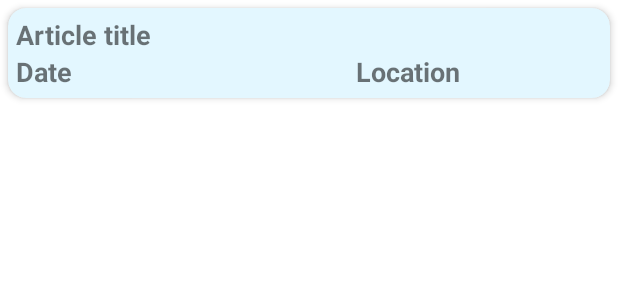
After one commit to MigP/dev_2023_01, an Android app: the layout news_list.xml on its own in the app's theme, with its tools: preview values and no code run, on a phone screen of 412 x 824 dp. The commit adds this screen. Shown: the top 300 px of the screen. Run offline under Robolectric (Android 15) with nearby library versions, the phone set to English and light mode, and no system bars.

Commit message:
Began implementation of the first API call. Created a layout for the items on the list of news.

```diff
--- a/app/build.gradle
+++ b/app/build.gradle
@@ -52,4 +52,7 @@ dependencies {
 
     // Recyclerview
     implementation 'androidx.recyclerview:recyclerview:1.2.1'
+
+    // Cardview
+    implementation "androidx.cardview:cardview:1.0.0"
 }
--- /dev/null
+++ b/app/src/main/res/layout/news_list.xml
@@ -0,0 +1,62 @@
+<?xml version="1.0" encoding="utf-8"?>
+<androidx.cardview.widget.CardView xmlns:android="http://schemas.android.com/apk/res/android"
+    android:layout_width="match_parent"
+    android:layout_height="wrap_content"
+    xmlns:app="http://schemas.android.com/apk/res-auto"
+    android:id="@+id/listCardView"
+    android:layout_margin="5dp"
+    app:cardBackgroundColor="#E3F7FF"
+    app:cardCornerRadius="12dp"
+    app:cardElevation="3dp"
+    app:contentPadding="5dp">
+
+    <LinearLayout
+        android:layout_width="match_parent"
+        android:layout_height="match_parent"
+        android:orientation="vertical">
+
+        <TextView
+            android:id="@+id/article_title"
+            android:layout_width="wrap_content"
+            android:layout_height="wrap_content"
+            android:text="Article title"
+            android:textSize="18sp"
+            android:textStyle="bold"
+            app:layout_constraintStart_toStartOf="parent"
+            app:layout_constraintTop_toTopOf="parent" />
+
+    <LinearLayout
+        android:layout_width="match_parent"
+        android:layout_height="match_parent"
+        android:orientation="horizontal"
+        android:gravity="center">
+
+            <TextView
+                android:id="@+id/article_date"
+                android:layout_width="wrap_content"
+                android:layout_height="wrap_content"
+                android:text="Date"
+                android:textSize="18sp"
+                android:textStyle="bold"
+                app:layout_constraintBaseline_toBaselineOf="@+id/publication_location"
+                app:layout_constraintEnd_toStartOf="@+id/publication_location"
+                android:layout_weight="1" />
+
+            <View
+                android:layout_width="0dp"
+                android:layout_height="0dp"
+                android:layout_weight="1" />
+
+            <TextView
+                android:id="@+id/publication_location"
+                android:layout_width="wrap_content"
+                android:layout_height="wrap_content"
+                android:text="Location"
+                android:textSize="18sp"
+                android:textStyle="bold"
+                app:layout_constraintEnd_toEndOf="parent"
+                app:layout_constraintTop_toTopOf="parent"
+                android:layout_weight="1" />
+        </LinearLayout>
+    </LinearLayout>
+</androidx.cardview.widget.CardView>
```
Also changed, not shown: app/src/main/java/bf/be/android/newsapptest/model/apis/ApiSearch.kt (added, +10 -0 lines), app/src/main/java/bf/be/android/newsapptest/model/apis/Items.kt (added, +34 -0 lines), app/src/main/java/bf/be/android/newsapptest/model/apis/SearchResults.kt (added, +24 -0 lines), app/src/main/java/bf/be/android/newsapptest/view/NewsListActivity.kt (+52 -0 lines).
